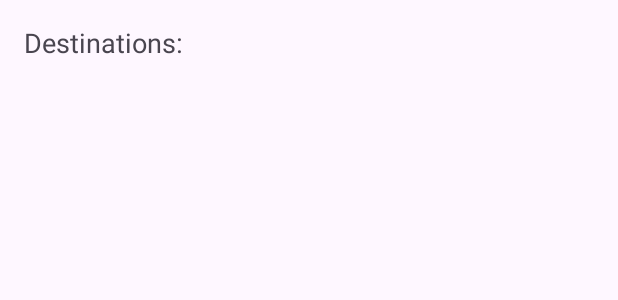
After one commit to iamalexstanciu/delivmap1.0, an Android app: the layout route_activity.xml on its own in the app's theme, with its tools: preview values and no code run, on a phone screen of 412 x 824 dp. The commit adds this screen. Shown: the top 300 px of the screen. Run offline under Robolectric (Android 15) with nearby library versions, the light colour scheme and no system bars.

Commit message:
started working on destination list after added by clicking button +

```diff
--- a/app/src/main/AndroidManifest.xml
+++ b/app/src/main/AndroidManifest.xml
@@ -47,6 +47,10 @@
             android:label="Login">
         </activity>
         <activity
+            android:name=".data.RouteActivity"
+            android:label="RouteActivity">
+        </activity>
+        <activity
             android:name=".service.SignInActivity"
             android:label="Sign In">
         </activity>
--- /dev/null
+++ b/app/src/main/res/layout/route_activity.xml
@@ -0,0 +1,15 @@
+<!-- route_activity.xml -->
+<RelativeLayout xmlns:android="http://schemas.android.com/apk/res/android"
+    xmlns:tools="http://schemas.android.com/tools"
+    android:layout_width="match_parent"
+    android:layout_height="match_parent"
+    android:padding="16dp">
+
+    <TextView
+        android:id="@+id/destinations_textview"
+        android:layout_width="match_parent"
+        android:layout_height="wrap_content"
+        android:textSize="18sp"
+        tools:text="Destinations:" />
+
+</RelativeLayout>
```
Also changed, not shown: app/src/main/java/com/upvisionmedia/delivmap10/data/HomePageActivity.java (+34 -16 lines), app/src/main/java/com/upvisionmedia/delivmap10/data/RouteActivity.java (added, +30 -0 lines).
